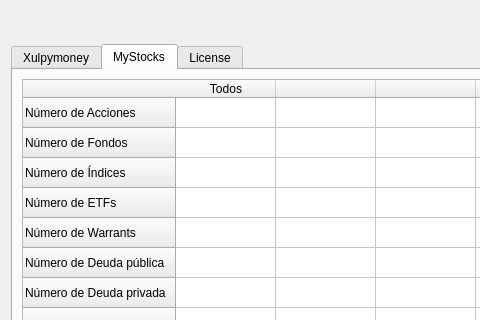
This is ui/frmAbout.ui in turulomio/xulpymoney as Qt 5 draws it before an edit; both pictures show x 0 to 480 and y 110 to 430 of the 1145 by 581 pixel window. The edited form follows.
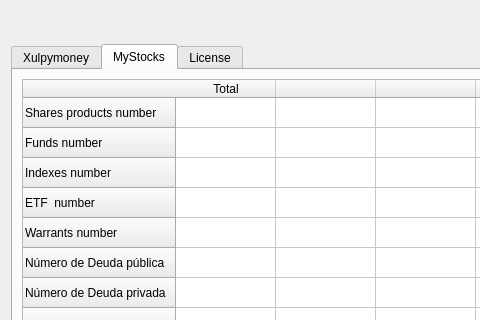
This is the edited form. The open tabs and pages were chosen to show the change. Icons and pictures are not drawn. Custom widgets are drawn as their Qt base class.

What changed in the file:
```diff
--- a/ui/frmAbout.ui
+++ b/ui/frmAbout.ui
@@ -147,27 +147,27 @@
           <widget class="myQTableWidget" name="tblStatistics">
            <row>
             <property name="text">
-             <string>Número de Acciones</string>
+             <string>Shares products number</string>
             </property>
            </row>
            <row>
             <property name="text">
-             <string>Número de Fondos</string>
+             <string>Funds number</string>
             </property>
            </row>
            <row>
             <property name="text">
-             <string>Número de Índices</string>
+             <string>Indexes number</string>
             </property>
            </row>
            <row>
             <property name="text">
-             <string>Número de ETFs</string>
+             <string>ETF  number</string>
             </property>
            </row>
            <row>
             <property name="text">
-             <string>Número de Warrants</string>
+             <string>Warrants number</string>
             </property>
            </row>
            <row>
@@ -192,7 +192,7 @@
            </row>
            <column>
             <property name="text">
-             <string>Todos</string>
+             <string>Total</string>
             </property>
            </column>
            <column>
```
Left out of the diff: 2 changed lines with no effect on the pictures.
